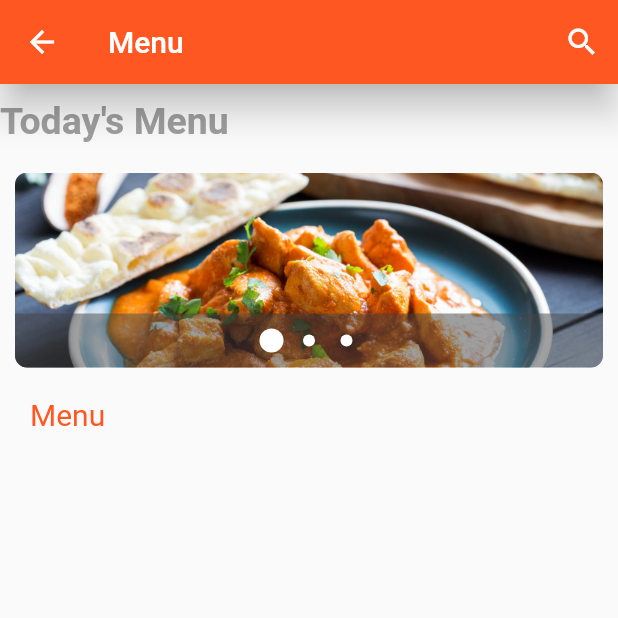
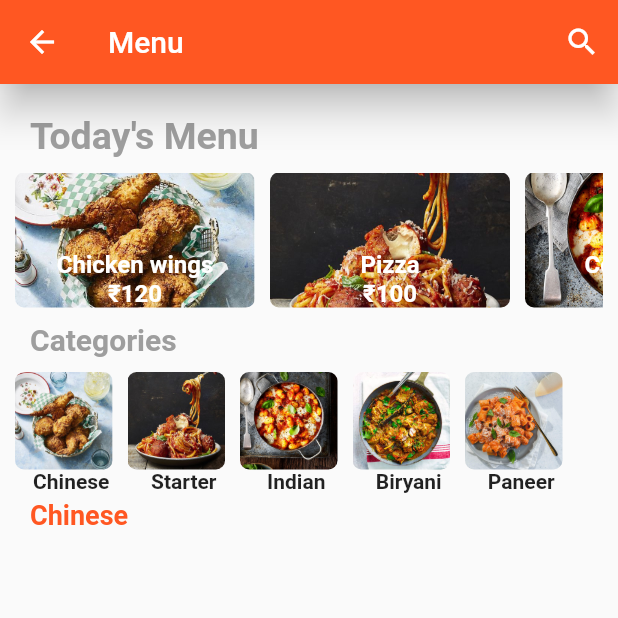
Before and after one commit to Sounmay/RCFlutterApp, a Flutter app: the Food screen opened by its route, on a phone screen of 412 x 824 dp, the top half of it. Run offline on Flutter 3.47's test engine with Material 2 defaults, Android fonts, the phone set to English and light mode, and no system bars; drawn by our look-alikes of carousel_pro; our stand-ins replace cloud_firestore, firebase_auth, table_calendar; accounts and stored records are empty.

Commit message:
Tenth commit. Added custom Carousel to food page

```diff
--- /dev/null
+++ b/lib/CustomWidget/food_card.dart
@@ -0,0 +1,54 @@
+import 'package:flutter/material.dart';
+
+class FoodCard extends StatelessWidget {
+  final String categoryName;
+  final String imagePath;
+  final int itemprice;
+
+  FoodCard({this.categoryName, this.imagePath, this.itemprice});
+
+  @override
+  Widget build(BuildContext context) {
+    return Container(
+        width: 160,
+        margin: EdgeInsets.only(right: 10.0),
+        decoration: BoxDecoration(
+            image: DecorationImage(
+              image: AssetImage('$imagePath'),
+              fit: BoxFit.cover,
+            ),
+            borderRadius: BorderRadius.circular(6)),
+        child: Column(
+          mainAxisAlignment: MainAxisAlignment.end,
+          crossAxisAlignment: CrossAxisAlignment.center,
+          children: <Widget>[
+            Text(
+              categoryName,
+              style: TextStyle(fontWeight: FontWeight.bold, fontSize: 16.0, color: Colors.white,),
+            ),
+            Text(
+              '₹' + '$itemprice',
+              style: TextStyle(fontWeight: FontWeight.bold, fontSize: 16.0, color: Colors.white),
+            )
+          ],
+        )
+        // child: Stack(
+        //   children: <Widget>[
+
+        //     Column(
+        //       mainAxisAlignment: MainAxisAlignment.end,
+        //       crossAxisAlignment: CrossAxisAlignment.start,
+        // children: <Widget>[
+        //   Text(
+        //     categoryName,
+        //     style: TextStyle(fontWeight: FontWeight.bold, fontSize: 16.0),
+        //   ),
+        //   Text(
+        //     '₹' + '$itemprice',
+        //   )
+        // ],
+        //     ),
+        //   ],
+        );
+  }
+}
--- /dev/null
+++ b/lib/CustomWidget/foot_category.dart
@@ -0,0 +1,30 @@
+import 'package:flutter/material.dart';
+import 'food_card.dart';
+
+// DAta
+import '../data/category_data.dart';
+
+// Model
+import '../models/category_model.dart';
+
+class FoodCategory extends StatelessWidget {
+  final List<Category> _categories = categories;
+
+  @override
+  Widget build(BuildContext context) {
+    return Container(
+      height: 90.0,
+      child: ListView.builder(
+        scrollDirection: Axis.horizontal,
+        itemCount: _categories.length,
+        itemBuilder: (BuildContext context, int index) {
+          return FoodCard(
+            categoryName: _categories[index].categoryName,
+            imagePath: _categories[index].imagePath,
+            itemprice: _categories[index].itemprice,
+          );
+        },
+      ),
+    );
+  }
+}
--- /dev/null
+++ b/lib/CustomWidget/menu_card.dart
@@ -0,0 +1,36 @@
+import 'package:flutter/material.dart';
+
+class MenuCard extends StatelessWidget {
+  final String categoryName;
+  final String imagePath;
+
+  MenuCard({this.categoryName, this.imagePath});
+
+  @override
+  Widget build(BuildContext context) {
+    return Column(children: <Widget>[
+      Container(
+          width: 65,
+          height: 65,
+          margin: EdgeInsets.only(right: 10.0),
+          decoration: BoxDecoration(
+              image: DecorationImage(
+                image: AssetImage('$imagePath'),
+                fit: BoxFit.cover,
+              ),
+              borderRadius: BorderRadius.circular(6)),
+          child: null),
+      Row(
+        mainAxisAlignment: MainAxisAlignment.start,
+        children: <Widget>[
+          Text(
+            '$categoryName',
+            style: TextStyle(
+              fontWeight: FontWeight.bold,
+            ),
+          )
+        ],
+      ),
+    ]);
+  }
+}
--- /dev/null
+++ b/lib/CustomWidget/menu_category.dart
@@ -0,0 +1,31 @@
+import 'package:flutter/material.dart';
+import 'package:rcapp/CustomWidget/menu_card.dart';
+import 'package:rcapp/data/food_category.dart';
+import 'package:rcapp/models/menucategory_model.dart';
+
+// DAta
+import '../data/category_data.dart';
+
+// Model
+import '../models/category_model.dart';
+
+class MenuCategories extends StatelessWidget {
+  final List<MenuCategory> _categories = menucategories;
+
+  @override
+  Widget build(BuildContext context) {
+    return Container(
+      height: 85.0,
+      child: ListView.builder(
+        scrollDirection: Axis.horizontal,
+        itemCount: _categories.length,
+        itemBuilder: (BuildContext context, int index) {
+          return MenuCard(
+            categoryName: _categories[index].categoryName,
+            imagePath: _categories[index].imagePath,
+          );
+        },
+      ),
+    );
+  }
+}
--- /dev/null
+++ b/lib/data/category_data.dart
@@ -0,0 +1,12 @@
+import '../models/category_model.dart';
+
+final categories = [
+  Category(
+      itemprice: 120, imagePath: "assets/1.jpg", categoryName: "Chicken wings"),
+  Category(itemprice: 100, imagePath: "assets/2.jpg", categoryName: "Pizza"),
+  Category(
+      itemprice: 150, imagePath: "assets/3.jpg", categoryName: "Coffee Cup"),
+  Category(itemprice: 90, imagePath: "assets/4.jpg", categoryName: "Beer"),
+  Category(
+      itemprice: 110, imagePath: "assets/5.jpg", categoryName: "Cheese Burger"),
+];
--- /dev/null
+++ b/lib/data/food_category.dart
@@ -0,0 +1,13 @@
+import 'package:rcapp/models/menucategory_model.dart';
+
+
+final menucategories = [
+  MenuCategory(
+       imagePath: "assets/1.jpg", categoryName: "Chinese"),
+  MenuCategory( imagePath: "assets/2.jpg", categoryName: "Starter"),
+  MenuCategory(
+       imagePath: "assets/3.jpg", categoryName: "Indian"),
+  MenuCategory( imagePath: "assets/4.jpg", categoryName: "Biryani"),
+  MenuCategory(
+       imagePath: "assets/5.jpg", categoryName: "Paneer"),
+];
--- /dev/null
+++ b/lib/models/category_model.dart
@@ -0,0 +1,7 @@
+class Category {
+  final String categoryName;
+  final String imagePath;
+  final int itemprice;
+
+  Category({this.categoryName, this.imagePath, this.itemprice});
+}
--- /dev/null
+++ b/lib/models/menucategory_model.dart
@@ -0,0 +1,6 @@
+class MenuCategory {
+  final String categoryName;
+  final String imagePath;
+
+  MenuCategory({this.categoryName, this.imagePath});
+}
--- a/lib/pages/Cart.dart
+++ b/lib/pages/Cart.dart
@@ -19,7 +19,7 @@ class _CartState extends State<Cart> {
         scrollDirection: Axis.vertical,
         children: <Widget>[
           SizedBox(height: 30),
-          OrderCard(),
+          // OrderCard(),
       ],
     ),
     );
--- a/lib/pages/Food.dart
+++ b/lib/pages/Food.dart
@@ -1,8 +1,8 @@
 import 'package:flutter/material.dart';
 import 'package:carousel_pro/carousel_pro.dart';
 import 'package:cloud_firestore/cloud_firestore.dart';
-import 'package:rcapp/models/food_model.dart';
-import 'package:rcapp/pages/Food_List.dart';
+import 'package:rcapp/CustomWidget/foot_category.dart';
+import 'package:rcapp/CustomWidget/menu_category.dart';
 
 class Food extends StatefulWidget {
   @override
@@ -10,8 +10,6 @@ class Food extends StatefulWidget {
 }
 
 class _FoodState extends State<Food> {
-  List<FoodList> _foodlist = foodlist;
-
   int FQty = 0;
 
   Icon cusIcon = Icon(Icons.search);
@@ -72,27 +70,44 @@ class _FoodState extends State<Food> {
         ],
       ),
       body: new ListView(
+        padding: EdgeInsets.all(10),
         children: <Widget>[
           SizedBox(height: 10.0),
-          Text(
-            "Today's Menu",
-            style: TextStyle(
-              color: Colors.grey,
-              fontSize: 25,
-              fontWeight: FontWeight.bold,
+          Container(
+            padding: EdgeInsets.fromLTRB(10, 0, 0, 0),
+            child: Text(
+              "Today's Menu",
+              style: TextStyle(
+                color: Colors.grey,
+                fontSize: 25,
+                fontWeight: FontWeight.bold,
+              ),
             ),
           ),
           SizedBox(height: 10.0),
-          image_carousel2,
+          FoodCategory(),
           SizedBox(height: 10.0),
           Container(
-            margin: new EdgeInsets.symmetric(horizontal: 20),
+            padding: EdgeInsets.fromLTRB(10, 0, 0, 0),
             child: Text(
-              "Menu",
+              "Categories",
               style: TextStyle(
-                color: Colors.deepOrange,
+                color: Colors.grey,
                 fontSize: 20,
+                fontWeight: FontWeight.bold,
               ),
+            ),
+          ),
+          SizedBox(height: 10.0),
+          MenuCategories(),
+          Container(
+            padding: EdgeInsets.fromLTRB(10, 0, 0, 0),
+            child: Text(
+              'Chinese',
+              style: TextStyle(
+                  fontSize: 18,
+                  color: Colors.deepOrange,
+                  fontWeight: FontWeight.bold),
             ),
           ),
           ListPage()
@@ -212,7 +227,7 @@ class _ListPageState extends State<ListPage> {
                           children: <Widget>[
                             Container(
                               margin:
-                              new EdgeInsets.symmetric(horizontal: 50.0),
+                                  new EdgeInsets.symmetric(horizontal: 50.0),
                               child: Text(
                                 '₹' + '${snapshot.data[index].data["price"]}',
                                 style: TextStyle(
--- a/lib/pages/order_card.dart
+++ b/lib/pages/order_card.dart
@@ -7,11 +7,9 @@ class OrderCard extends StatefulWidget {
 
 class _OrderCardState extends State<OrderCard> {
   @override
-  int FQty = 0;
   Widget build(BuildContext context) {
     return Scaffold(
-      body: new ListView(
-        children: <Widget>[
+      body:
           Card(
             child: Container(
               height: 90.0,
@@ -23,63 +21,11 @@ class _OrderCardState extends State<OrderCard> {
               ),
               child: new Center(
                 child: new Text(
-              " Total Amount :",
+                  "Total Amount:",
                   style: TextStyle(color: Colors.white, fontSize: 22),
-              textAlign: TextAlign.center,
-              ),
+                )
               )
             ),
-        ),
-        Row(
-            mainAxisAlignment: MainAxisAlignment.spaceBetween,
-            children: <Widget>[
-            Row(
-                  children: <Widget>[
-                    IconButton(
-                        icon: Icon(
-                            Icons.radio_button_checked,
-                            color: Colors.green,
-                          ),
-                    ),
-                    Text(
-                    "Vada Sambhar",
-                    style: TextStyle(fontSize: 17, fontWeight: FontWeight.bold),
-                    ),
-                    ],
-            ),
-            Row(
-                children: <Widget>[
-                  IconButton(
-                      icon: Icon(
-                      Icons.remove,
-                      ),
-                  onPressed: () {
-                      setState(() {
-                      if (FQty > 0) {
-                            FQty -= 1;
-                      }
-                      });
-                      },
-                   ),
-                    Text(
-                      '$FQty',
-                        style: TextStyle(fontSize: 17, fontWeight: FontWeight.bold),
-                        ),
-                      IconButton(
-                            icon: Icon(
-                            Icons.add,
-                                ),
-                            onPressed: () {
-                              setState(() {
-                              FQty += 1;
-                              });
-                              },
-                      ),
-                ],
-              ),
-        ],
-      )
-    ],
           ),
       );
   }
--- a/lib/services/database.dart
+++ b/lib/services/database.dart
@@ -1,12 +1,12 @@
 import 'package:cloud_firestore/cloud_firestore.dart';
 
 class DatabaseService {
-
   final String uid;
-  DatabaseService({ this.uid });
+  DatabaseService({this.uid});
 
   //collection reference
-  final CollectionReference foodCollection = Firestore.instance.collection('foodCollection');
+  final CollectionReference foodCollection =
+      Firestore.instance.collection('food');
 
   Future updateUserData(String food, int price, int quantity) async {
     return await foodCollection.document(uid).setData({
@@ -16,4 +16,9 @@ class DatabaseService {
     });
   }
 
+  //get food stream
+  // Stream<QuerySnapshot> get food {
+  //   return foodCollection.snapshots()
+  // }
+
 }
```
Lines whose indentation alone changed are shown as unchanged.
